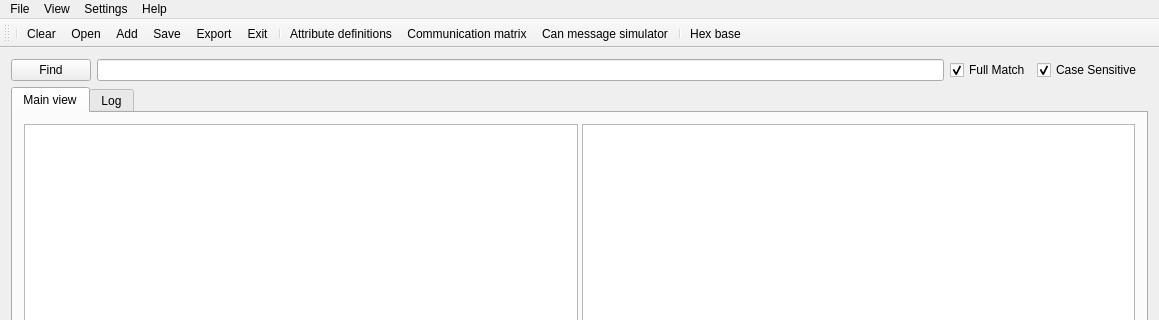
Qt form BusConfigUI/BusConfigUI.ui (Patryk-97/BusConfig) before a commit; both pictures show x 0 to 1159 and y 0 to 320 of the 1159 by 757 pixel window.
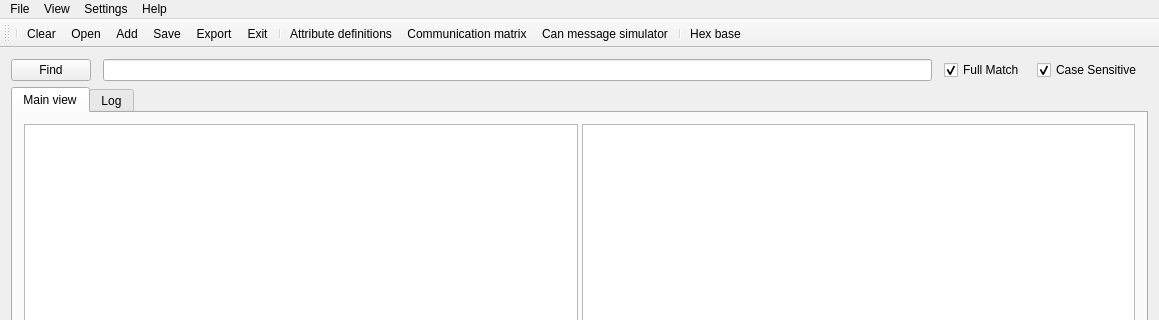
The same form after that commit. Icons and pictures are not drawn.

```diff
--- a/BusConfigUI/BusConfigUI.ui
+++ b/BusConfigUI/BusConfigUI.ui
@@ -24,6 +24,9 @@
    <layout class="QGridLayout" name="gridLayout">
     <item row="0" column="0">
      <layout class="QHBoxLayout" name="horizontalLayout">
+      <property name="spacing">
+       <number>12</number>
+      </property>
       <item>
        <widget class="QPushButton" name="pushButton_Find">
         <property name="mouseTracking">
```
Left out of the diff: 12 changed lines with no effect on the pictures.
